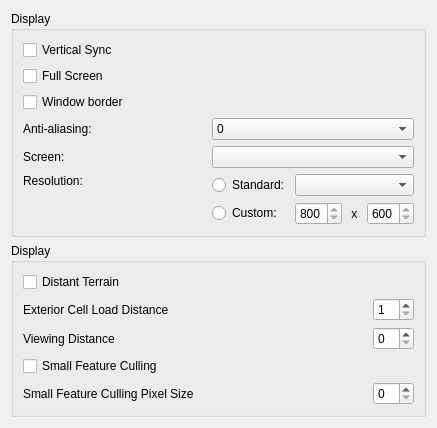
Before: the Qt Designer form files/ui/graphicspage.ui in OpenMW/openmw, drawn with Qt 5.
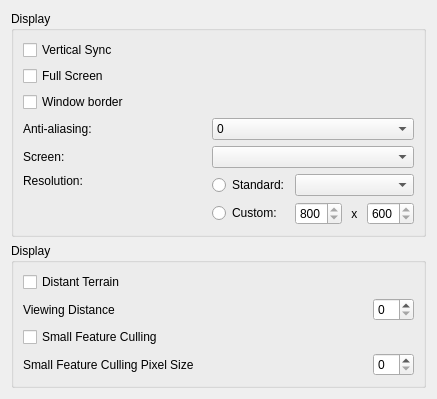
After: the same form once the commit is applied.

Commit message: Remove exterior cell from menu

Patch:
```diff
--- a/files/ui/graphicspage.ui
+++ b/files/ui/graphicspage.ui
@@ -159,22 +159,8 @@
         </property>
        </widget>
       </item>
-      <item row="1" column="0">
-       <widget class="QLabel" name="cellLoadLabel">
-        <property name="text">
-         <string>Exterior Cell Load Distance</string>
-        </property>
-       </widget>
-      </item>
-      <item row="1" column="1">
-       <widget class="QSpinBox" name="cellLoadComboBox">
-        <property name="minimum">
-         <number>1</number>
-        </property>
-       </widget>
-      </item>
       <item row="2" column="0">
-       <widget class="QLabel" name="cellLoadLabel">
+       <widget class="QLabel" name="viewingDistanceLabel">
         <property name="text">
          <string>Viewing Distance</string>
         </property>
```
